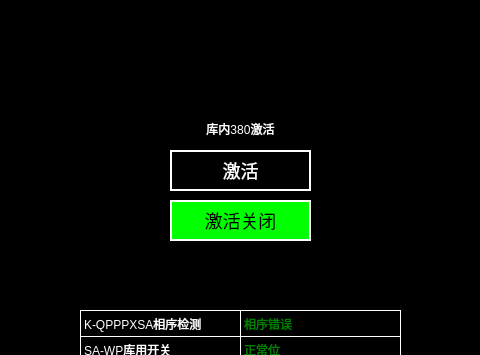
isliulin/Plan85HMI, file main_380.ui: the form before one commit; both pictures show x 160 to 640 and y 0 to 355 of the 800 by 500 pixel window.
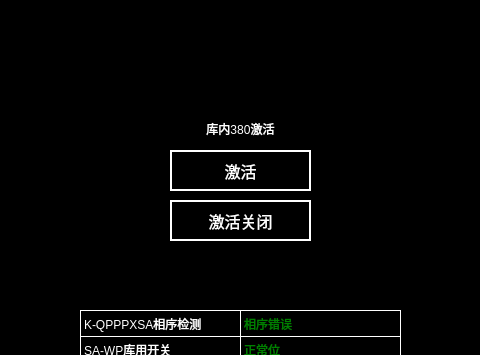
The form after the commit.

Diff of the .ui file:
```diff
--- a/main_380.ui
+++ b/main_380.ui
@@ -42,10 +42,10 @@
     </rect>
    </property>
    <property name="styleSheet">
-    <string notr="true">border:2px solid white;
-background-color: rgb(0, 0, 0);
-font:18px;
-color: rgb(255, 255, 255);</string>
+    <string notr="true">	font:16px;
+    color: rgb(255,255,255);
+	background-color: rgb(0, 0, 0);
+border:2px solid white;</string>
    </property>
    <property name="text">
     <string>激活</string>
@@ -61,8 +61,10 @@
     </rect>
    </property>
    <property name="styleSheet">
-    <string notr="true">border:2px solid white;
-font:18px;</string>
+    <string notr="true">	font:16px;
+    color: rgb(255,255,255);
+	background-color: rgb(0, 0, 0);
+border:2px solid white;</string>
    </property>
    <property name="text">
     <string>激活关闭</string>
```
Left out of the diff: 4 changed lines with no effect on the pictures.
